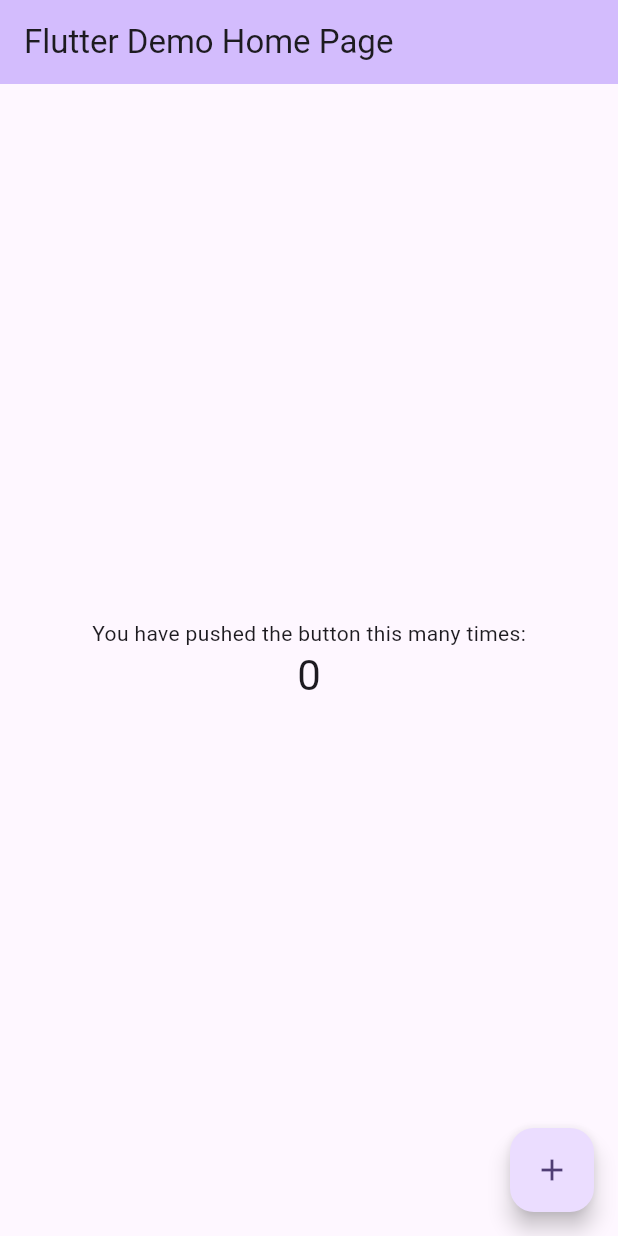
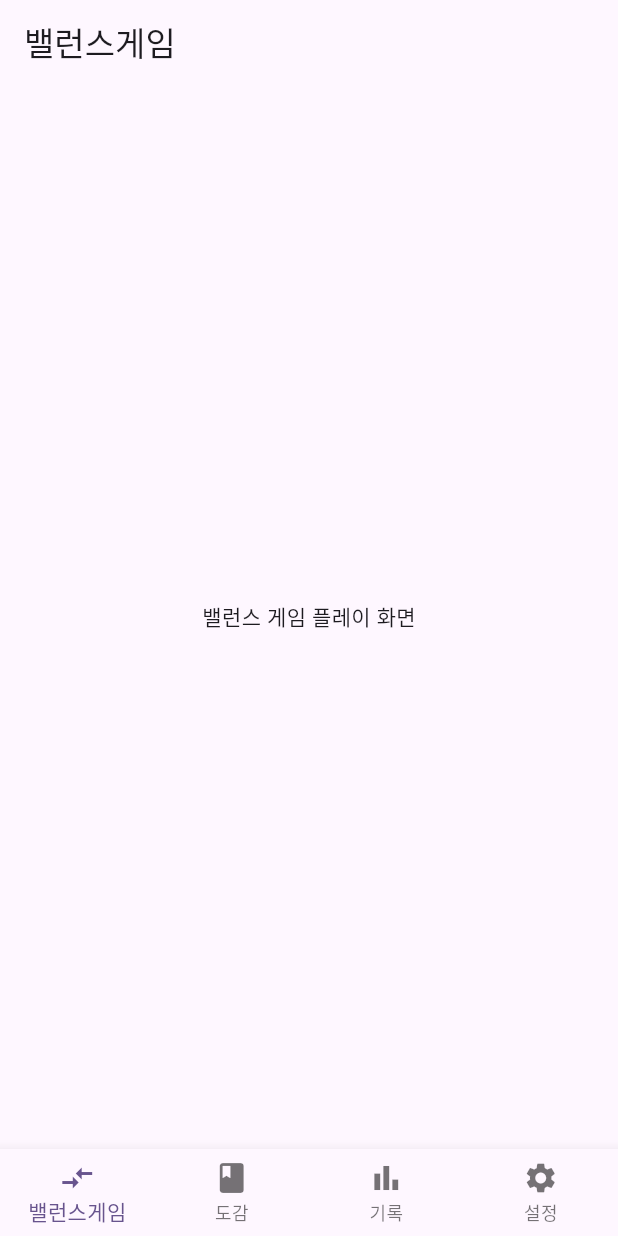
Before and after one commit to niw5924/balance-game, a Flutter app: the screen it shows after launch, on a phone screen of 412 x 824 dp. Run offline on Flutter 3.47's test engine with Material 3 defaults, Android fonts, the phone set to English and light mode, and no system bars.

Commit message:
chore: 전체 탭 구조 및 각 페이지 파일 생성

```diff
--- /dev/null
+++ b/lib/balance_game/balance_game_page.dart
@@ -0,0 +1,13 @@
+import 'package:flutter/material.dart';
+
+class BalanceGamePage extends StatelessWidget {
+  const BalanceGamePage({super.key});
+
+  @override
+  Widget build(BuildContext context) {
+    return Scaffold(
+      appBar: AppBar(title: const Text('밸런스게임')),
+      body: const Center(child: Text('밸런스 게임 플레이 화면')),
+    );
+  }
+}
--- /dev/null
+++ b/lib/dictionary/dictionary_page.dart
@@ -0,0 +1,13 @@
+import 'package:flutter/material.dart';
+
+class DictionaryPage extends StatelessWidget {
+  const DictionaryPage({super.key});
+
+  @override
+  Widget build(BuildContext context) {
+    return Scaffold(
+      appBar: AppBar(title: const Text('도감')),
+      body: const Center(child: Text('내가 푼 퀴즈 도감')),
+    );
+  }
+}
--- /dev/null
+++ b/lib/home/home_page.dart
@@ -0,0 +1,43 @@
+import 'package:flutter/material.dart';
+import '../balance_game/balance_game_page.dart';
+import '../dictionary/dictionary_page.dart';
+import '../record/record_page.dart';
+import '../settings/settings_page.dart';
+
+class HomePage extends StatefulWidget {
+  const HomePage({super.key});
+
+  @override
+  State<HomePage> createState() => _HomePageState();
+}
+
+class _HomePageState extends State<HomePage> {
+  int _currentIndex = 0;
+
+  final List<Widget> _pages = const [
+    BalanceGamePage(),
+    DictionaryPage(),
+    RecordPage(),
+    SettingsPage(),
+  ];
+
+  final List<BottomNavigationBarItem> _bottomItems = [
+    BottomNavigationBarItem(icon: Icon(Icons.compare_arrows), label: '밸런스게임'),
+    BottomNavigationBarItem(icon: Icon(Icons.book), label: '도감'),
+    BottomNavigationBarItem(icon: Icon(Icons.bar_chart), label: '기록'),
+    BottomNavigationBarItem(icon: Icon(Icons.settings), label: '설정'),
+  ];
+
+  @override
+  Widget build(BuildContext context) {
+    return Scaffold(
+      body: _pages[_currentIndex],
+      bottomNavigationBar: BottomNavigationBar(
+        currentIndex: _currentIndex,
+        items: _bottomItems,
+        type: BottomNavigationBarType.fixed,
+        onTap: (index) => setState(() => _currentIndex = index),
+      ),
+    );
+  }
+}
--- a/lib/main.dart
+++ b/lib/main.dart
@@ -1,125 +1,22 @@
 import 'package:flutter/material.dart';
+import 'home/home_page.dart';
 
 void main() {
-  runApp(const MyApp());
+  runApp(const BalanceGameApp());
 }
 
-class MyApp extends StatelessWidget {
-  const MyApp({super.key});
+class BalanceGameApp extends StatelessWidget {
+  const BalanceGameApp({super.key});
 
-  // This widget is the root of your application.
   @override
   Widget build(BuildContext context) {
     return MaterialApp(
-      title: 'Flutter Demo',
+      title: 'Balance Game',
       theme: ThemeData(
-        // This is the theme of your application.
-        //
-        // TRY THIS: Try running your application with "flutter run". You'll see
-        // the application has a purple toolbar. Then, without quitting the app,
-        // try changing the seedColor in the colorScheme below to Colors.green
-        // and then invoke "hot reload" (save your changes or press the "hot
-        // reload" button in a Flutter-supported IDE, or press "r" if you used
-        // the command line to start the app).
-        //
-        // Notice that the counter didn't reset back to zero; the application
-        // state is not lost during the reload. To reset the state, use hot
-        // restart instead.
-        //
-        // This works for code too, not just values: Most code changes can be
-        // tested with just a hot reload.
         colorScheme: ColorScheme.fromSeed(seedColor: Colors.deepPurple),
         useMaterial3: true,
       ),
-      home: const MyHomePage(title: 'Flutter Demo Home Page'),
+      home: const HomePage(),
     );
   }
 }
-
-class MyHomePage extends StatefulWidget {
-  const MyHomePage({super.key, required this.title});
-
-  // This widget is the home page of your application. It is stateful, meaning
-  // that it has a State object (defined below) that contains fields that affect
-  // how it looks.
-
-  // This class is the configuration for the state. It holds the values (in this
-  // case the title) provided by the parent (in this case the App widget) and
-  // used by the build method of the State. Fields in a Widget subclass are
-  // always marked "final".
-
-  final String title;
-
-  @override
-  State<MyHomePage> createState() => _MyHomePageState();
-}
-
-class _MyHomePageState extends State<MyHomePage> {
-  int _counter = 0;
-
-  void _incrementCounter() {
-    setState(() {
-      // This call to setState tells the Flutter framework that something has
-      // changed in this State, which causes it to rerun the build method below
-      // so that the display can reflect the updated values. If we changed
-      // _counter without calling setState(), then the build method would not be
-      // called again, and so nothing would appear to happen.
-      _counter++;
-    });
-  }
-
-  @override
-  Widget build(BuildContext context) {
-    // This method is rerun every time setState is called, for instance as done
-    // by the _incrementCounter method above.
-    //
-    // The Flutter framework has been optimized to make rerunning build methods
-    // fast, so that you can just rebuild anything that needs updating rather
-    // than having to individually change instances of widgets.
-    return Scaffold(
-      appBar: AppBar(
-        // TRY THIS: Try changing the color here to a specific color (to
-        // Colors.amber, perhaps?) and trigger a hot reload to see the AppBar
-        // change color while the other colors stay the same.
-        backgroundColor: Theme.of(context).colorScheme.inversePrimary,
-        // Here we take the value from the MyHomePage object that was created by
-        // the App.build method, and use it to set our appbar title.
-        title: Text(widget.title),
-      ),
-      body: Center(
-        // Center is a layout widget. It takes a single child and positions it
-        // in the middle of the parent.
-        child: Column(
-          // Column is also a layout widget. It takes a list of children and
-          // arranges them vertically. By default, it sizes itself to fit its
-          // children horizontally, and tries to be as tall as its parent.
-          //
-          // Column has various properties to control how it sizes itself and
-          // how it positions its children. Here we use mainAxisAlignment to
-          // center the children vertically; the main axis here is the vertical
-          // axis because Columns are vertical (the cross axis would be
-          // horizontal).
-          //
-          // TRY THIS: Invoke "debug painting" (choose the "Toggle Debug Paint"
-          // action in the IDE, or press "p" in the console), to see the
-          // wireframe for each widget.
-          mainAxisAlignment: MainAxisAlignment.center,
-          children: <Widget>[
-            const Text(
-              'You have pushed the button this many times:',
-            ),
-            Text(
-              '$_counter',
-              style: Theme.of(context).textTheme.headlineMedium,
-            ),
-          ],
-        ),
-      ),
-      floatingActionButton: FloatingActionButton(
-        onPressed: _incrementCounter,
-        tooltip: 'Increment',
-        child: const Icon(Icons.add),
-      ), // This trailing comma makes auto-formatting nicer for build methods.
-    );
-  }
-}
--- /dev/null
+++ b/lib/record/record_page.dart
@@ -0,0 +1,13 @@
+import 'package:flutter/material.dart';
+
+class RecordPage extends StatelessWidget {
+  const RecordPage({super.key});
+
+  @override
+  Widget build(BuildContext context) {
+    return Scaffold(
+      appBar: AppBar(title: const Text('기록')),
+      body: const Center(child: Text('성향 분석 및 결과 기록')),
+    );
+  }
+}
--- /dev/null
+++ b/lib/settings/settings_page.dart
@@ -0,0 +1,13 @@
+import 'package:flutter/material.dart';
+
+class SettingsPage extends StatelessWidget {
+  const SettingsPage({super.key});
+
+  @override
+  Widget build(BuildContext context) {
+    return Scaffold(
+      appBar: AppBar(title: const Text('설정')),
+      body: const Center(child: Text('앱 설정 페이지')),
+    );
+  }
+}
```
Also changed, not shown: 9 other files.
